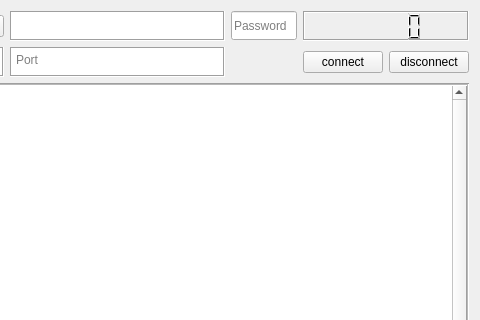
Old version of the form qt-messenger/gui/qt_messenger.ui in the repository milosz275/qt-messenger; both pictures show x 221 to 701 and y 0 to 320 of the 701 by 492 pixel window.
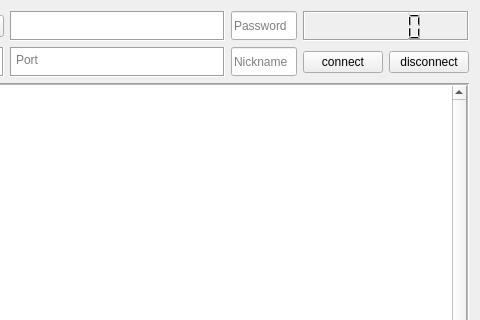
New version of the form. Icons and pictures are not drawn.

```diff
--- a/qt-messenger/gui/qt_messenger.ui
+++ b/qt-messenger/gui/qt_messenger.ui
@@ -190,6 +190,19 @@
      </property>
     </widget>
    </item>
+   <item row="2" column="2">
+    <widget class="QLineEdit" name="nickname">
+     <property name="maximumSize">
+      <size>
+       <width>16777215</width>
+       <height>29</height>
+      </size>
+     </property>
+     <property name="placeholderText">
+      <string>Nickname</string>
+     </property>
+    </widget>
+   </item>
   </layout>
  </widget>
  <layoutdefault spacing="6" margin="11"/>
```
Left out of the diff: 3 changed lines with no effect on the pictures.
